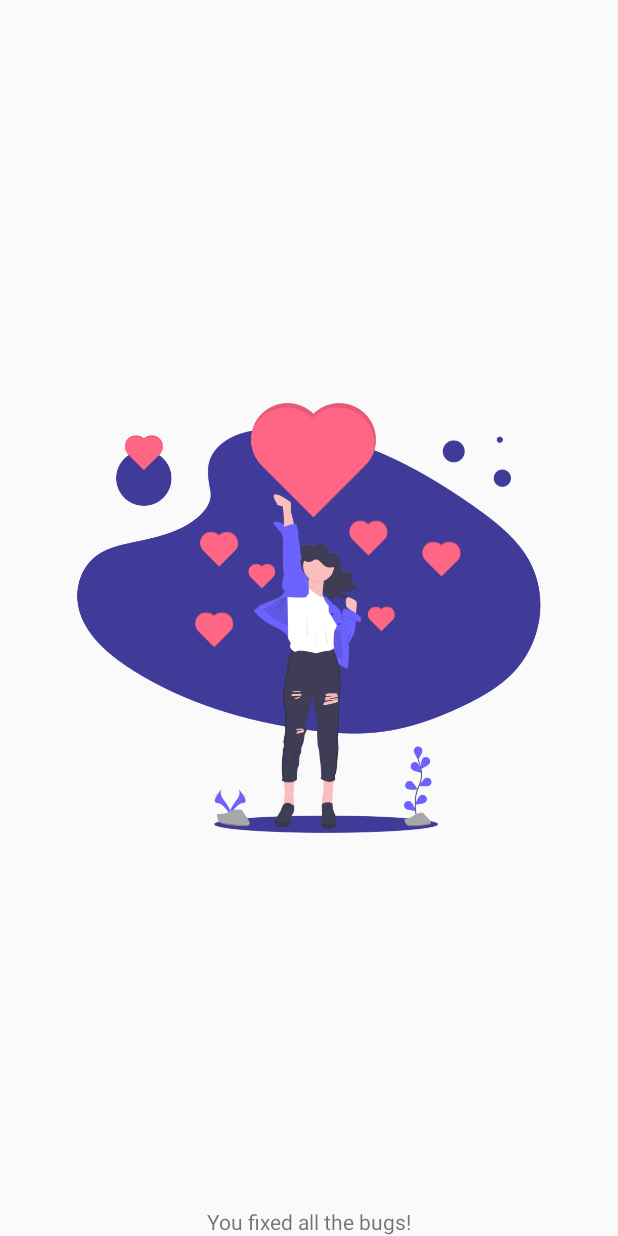
After one commit to JenkinsXu/thedebugginggame, an Android app: the layout message_layout.xml on its own in the app's theme, with its tools: preview values and no code run, on a phone screen of 412 x 824 dp. The commit adds this screen. Run offline under Robolectric (Android 15) with nearby library versions, the phone set to English and light mode, and no system bars.

Commit message:
Dialog message is added to congratulate the user.
A fragment is added for this functionality.

```diff
--- /dev/null
+++ b/app/src/main/res/layout/message_layout.xml
@@ -0,0 +1,28 @@
+<?xml version="1.0" encoding="utf-8"?>
+<androidx.constraintlayout.widget.ConstraintLayout
+    xmlns:android="http://schemas.android.com/apk/res/android"
+    xmlns:app="http://schemas.android.com/apk/res-auto"
+    xmlns:tools="http://schemas.android.com/tools"
+    android:layout_width="match_parent"
+    android:layout_height="match_parent">
+
+    <ImageView
+        android:id="@+id/imageView"
+        android:layout_width="wrap_content"
+        android:layout_height="wrap_content"
+        android:scaleX="0.75"
+        android:scaleY="0.75"
+        app:layout_constraintBottom_toBottomOf="parent"
+        app:layout_constraintEnd_toEndOf="parent"
+        app:layout_constraintTop_toTopOf="parent"
+        app:srcCompat="@drawable/congra" />
+
+    <TextView
+        android:id="@+id/textView3"
+        android:layout_width="wrap_content"
+        android:layout_height="wrap_content"
+        android:text="You fixed all the bugs!"
+        app:layout_constraintBottom_toBottomOf="@+id/imageView"
+        app:layout_constraintEnd_toEndOf="@+id/imageView"
+        app:layout_constraintStart_toStartOf="@+id/imageView" />
+</androidx.constraintlayout.widget.ConstraintLayout>
```
Also changed, not shown: app/src/main/java/io/jenkinsxu/github/findthebug/GameActivity.java (+13 -1 lines), app/src/main/java/io/jenkinsxu/github/findthebug/MessageFragment.java (added, +45 -0 lines), app/src/main/res/drawable/congra.png (added).
